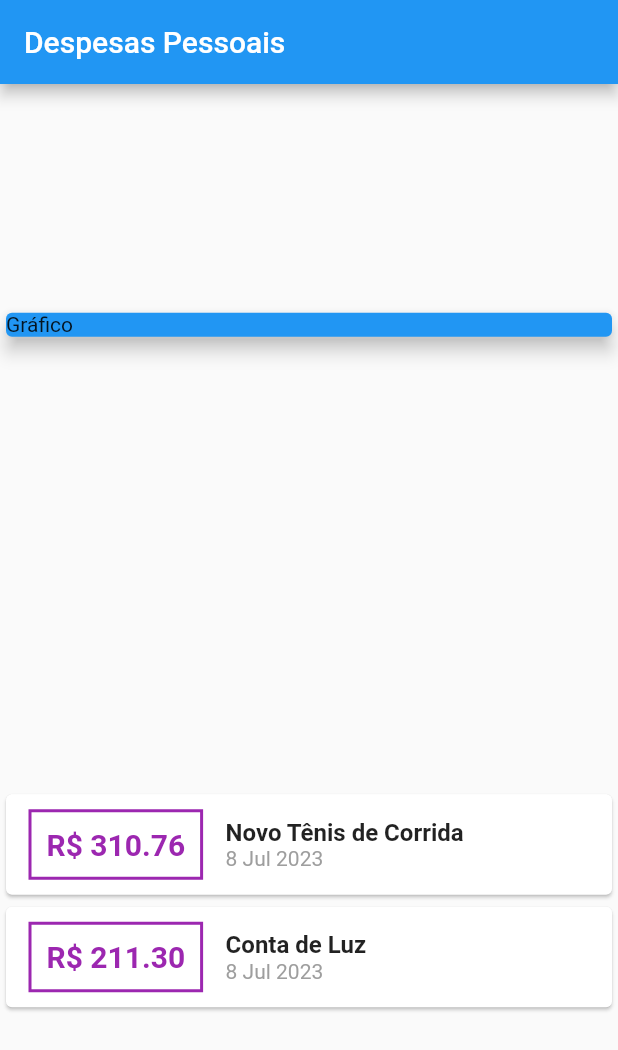
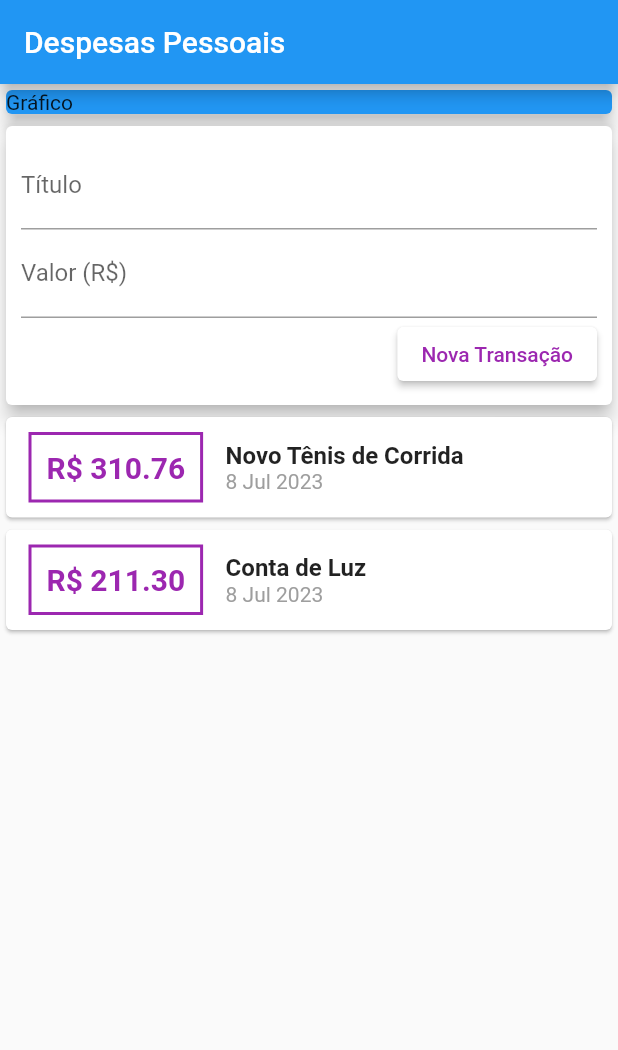
Before and after one commit to sergiomnds/personal-expenses-flutter, a Flutter app: the screen it shows after launch, on a phone screen of 412 x 824 dp. Shown: the top 1050 px of the screen. Run offline on Flutter 3.47's test engine with Material 2 defaults, Android fonts, the phone set to English and light mode, and no system bars.

Commit message:
melhorias na lista e divisao em componentes

```diff
--- /dev/null
+++ b/lib/components/transaction_form.dart
@@ -0,0 +1,54 @@
+import 'package:flutter/material.dart';
+
+class TransactionForm extends StatelessWidget {
+  final titleController = TextEditingController();
+  final valueController = TextEditingController();
+  final void Function(String, double) onSubmit;
+
+  TransactionForm({super.key, required this.onSubmit});
+
+  @override
+  Widget build(BuildContext context) {
+    return Card(
+      elevation: 5,
+      child: Padding(
+        padding: const EdgeInsets.all(10),
+        child: Column(
+          children: [
+            TextField(
+              controller: titleController,
+              decoration: const InputDecoration(
+                labelText: "Título",
+              ),
+            ),
+            TextField(
+              controller: valueController,
+              decoration: const InputDecoration(
+                labelText: 'Valor (R\$)',
+              ),
+            ),
+            Row(
+              mainAxisAlignment: MainAxisAlignment.end,
+              children: [
+                ElevatedButton(
+                  style: ElevatedButton.styleFrom(
+                    foregroundColor: Colors.purple,
+                    backgroundColor: Colors.white,
+                  ),
+                  onPressed: () {
+                    final title = titleController.text;
+                    final value = double.tryParse(valueController.text) ?? 0.0;
+                    onSubmit(title, value);
+                  },
+                  child: const Text(
+                    'Nova Transação',
+                  ),
+                ),
+              ],
+            )
+          ],
+        ),
+      ),
+    );
+  }
+}
--- /dev/null
+++ b/lib/components/transaction_list.dart
@@ -0,0 +1,67 @@
+import 'package:flutter/material.dart';
+import '../models/transaction.dart';
+import 'package:intl/intl.dart';
+
+class TransactionList extends StatelessWidget {
+  final List<Transaction> transactions;
+
+  const TransactionList({super.key, required this.transactions});
+
+  @override
+  Widget build(BuildContext context) {
+    return SizedBox(
+      height: 300,
+      child: ListView.builder(
+        itemCount: transactions.length,
+        itemBuilder: (context, index) {
+          final tr = transactions[index];
+          return Card(
+            child: Row(
+              children: [
+                Container(
+                  margin: const EdgeInsets.symmetric(
+                    horizontal: 15,
+                    vertical: 10,
+                  ),
+                  decoration: BoxDecoration(
+                    border: Border.all(
+                      color: Colors.purple,
+                      width: 2,
+                    ),
+                  ),
+                  padding: const EdgeInsets.all(10),
+                  child: Text(
+                    'R\$ ${tr.value.toStringAsFixed(2)}',
+                    style: const TextStyle(
+                      fontWeight: FontWeight.bold,
+                      fontSize: 20,
+                      color: Colors.purple,
+                    ),
+                  ),
+                ),
+                Column(
+                  crossAxisAlignment: CrossAxisAlignment.start,
+                  children: [
+                    Text(
+                      tr.title,
+                      style: const TextStyle(
+                        fontSize: 16,
+                        fontWeight: FontWeight.bold,
+                      ),
+                    ),
+                    Text(
+                      DateFormat('d MMM y').format(tr.date),
+                      style: const TextStyle(
+                        color: Colors.grey,
+                      ),
+                    ),
+                  ],
+                )
+              ],
+            ),
+          );
+        },
+      ),
+    );
+  }
+}
--- /dev/null
+++ b/lib/components/transaction_user.dart
@@ -0,0 +1,55 @@
+import 'dart:math';
+
+import 'package:flutter/material.dart';
+import 'transaction_form.dart';
+import 'transaction_list.dart';
+import '../models/transaction.dart';
+
+class TransactionUser extends StatefulWidget {
+  const TransactionUser({super.key});
+
+  @override
+  State<TransactionUser> createState() => _TransactionUserState();
+}
+
+class _TransactionUserState extends State<TransactionUser> {
+  final _transactions = [
+    Transaction(
+      id: 't1',
+      title: 'Novo Tênis de Corrida',
+      value: 310.76,
+      date: DateTime.now(),
+    ),
+    Transaction(
+      id: 't2',
+      title: 'Conta de Luz',
+      value: 211.30,
+      date: DateTime.now(),
+    ),
+  ];
+
+  _addTransaction(String title, double value) {
+    final newTransaction = Transaction(
+      id: Random().nextDouble().toString(),
+      title: title,
+      value: value,
+      date: DateTime.now(),
+    );
+
+    setState(() {
+      _transactions.add(newTransaction);
+    });
+  }
+
+  @override
+  Widget build(BuildContext context) {
+    return Column(
+      children: [
+        TransactionForm(
+          onSubmit: _addTransaction,
+        ),
+        TransactionList(transactions: _transactions),
+      ],
+    );
+  }
+}
--- a/lib/main.dart
+++ b/lib/main.dart
@@ -1,6 +1,5 @@
 import 'package:flutter/material.dart';
-import 'package:intl/intl.dart';
-import 'models/transaction.dart';
+import 'package:personal_expenses/components/transaction_user.dart';
 
 main() => runApp(const ExpensesApp());
 
@@ -9,105 +8,36 @@ class ExpensesApp extends StatelessWidget {
 
   @override
   Widget build(BuildContext context) {
-    return MaterialApp(
+    return const MaterialApp(
       home: MyHomePage(),
     );
   }
 }
 
 class MyHomePage extends StatelessWidget {
-  final _transactions = [
-    Transaction(
-        id: 't1',
-        title: 'Novo Tênis de Corrida',
-        value: 310.76,
-        date: DateTime.now()),
-    Transaction(
-        id: 't2', title: 'Conta de Luz', value: 211.30, date: DateTime.now()),
-  ];
-
-  MyHomePage({Key? key}) : super(key: key);
+  const MyHomePage({Key? key}) : super(key: key);
 
   @override
   Widget build(BuildContext context) {
     return Scaffold(
-        appBar: AppBar(
-          title: const Text('Despesas Pessoais'),
-        ),
-        body: Column(
-          mainAxisAlignment: MainAxisAlignment.spaceAround,
+      appBar: AppBar(
+        title: const Text('Despesas Pessoais'),
+      ),
+      body: const SingleChildScrollView(
+        child: Column(
           crossAxisAlignment: CrossAxisAlignment.stretch,
           children: [
-            const SizedBox(
+            SizedBox(
               child: Card(
                 color: Colors.blue,
                 elevation: 5,
                 child: Text('Gráfico'),
               ),
             ),
-            Column(
-              children: _transactions.map((tr) {
-                return Card(
-                  child: Row(children: [
-                    Container(
-                      margin: const EdgeInsets.symmetric(
-                        horizontal: 15,
-                        vertical: 10,
-                      ),
-                      decoration: BoxDecoration(
-                        border: Border.all(
-                          color: Colors.purple,
-                          width: 2,
-                        ),
-                      ),
-                      padding: const EdgeInsets.all(10),
-                      child: Text(
-                        'R\$ ${tr.value.toStringAsFixed(2)}',
-                        style: const TextStyle(
-                          fontWeight: FontWeight.bold,
-                          fontSize: 20,
-                          color: Colors.purple,
-                        ),
-                      ),
-                    ),
-                    Column(
-                      crossAxisAlignment: CrossAxisAlignment.start,
-                      children: [
-                        Text(
-                          tr.title,
-                          style: const TextStyle(
-                            fontSize: 16,
-                            fontWeight: FontWeight.bold,
-                          ),
-                        ),
-                        Text(
-                          DateFormat('d MMM y').format(tr.date),
-                          style: const TextStyle(
-                            color: Colors.grey,
-                          ),
-                        ),
-                      ],
-                    )
-                  ]),
-                );
-              }).toList(),
-            )
+            TransactionUser(),
           ],
-        ));
+        ),
+      ),
+    );
   }
 }
-/*
-class Transaction {
-  final String id;
-  final String title;
-  final double value;
-  final DateTime date;
-
-  Transaction({
-    required this.id,
-    required this.title,
-    required this.value,
-    required this.date,
-  });
-}
-*/
```
